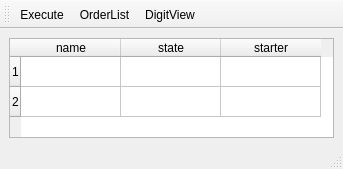
QuantTraderEd/AQTrader, file zeroexecuter.ui: the form before one commit.
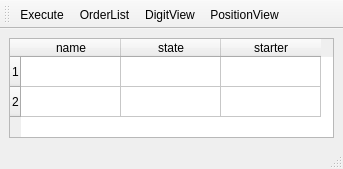
The form after the commit. Icons and pictures are not drawn.

Commit message: Update UI files add actionPositionView add resource png file

What changed in the file:
```diff
--- a/zeroexecuter.ui
+++ b/zeroexecuter.ui
@@ -79,6 +79,7 @@
    <addaction name="actionExecute"/>
    <addaction name="actionOrderlist"/>
    <addaction name="actionDigitView"/>
+   <addaction name="actionPositionView"/>
   </widget>
   <action name="actionExecute">
    <property name="checkable">
@@ -111,6 +112,15 @@
     <string>DigitView</string>
    </property>
   </action>
+  <action name="actionPositionView">
+   <property name="icon">
+    <iconset resource="zeroexecuter.qrc">
+     <normaloff>:/resource/Settings-Location-icon.png</normaloff>:/resource/Settings-Location-icon.png</iconset>
+   </property>
+   <property name="text">
+    <string>PositionView</string>
+   </property>
+  </action>
  </widget>
  <resources>
   <include location="zeroexecuter.qrc"/>
```
The commit also changes 3 other files.
